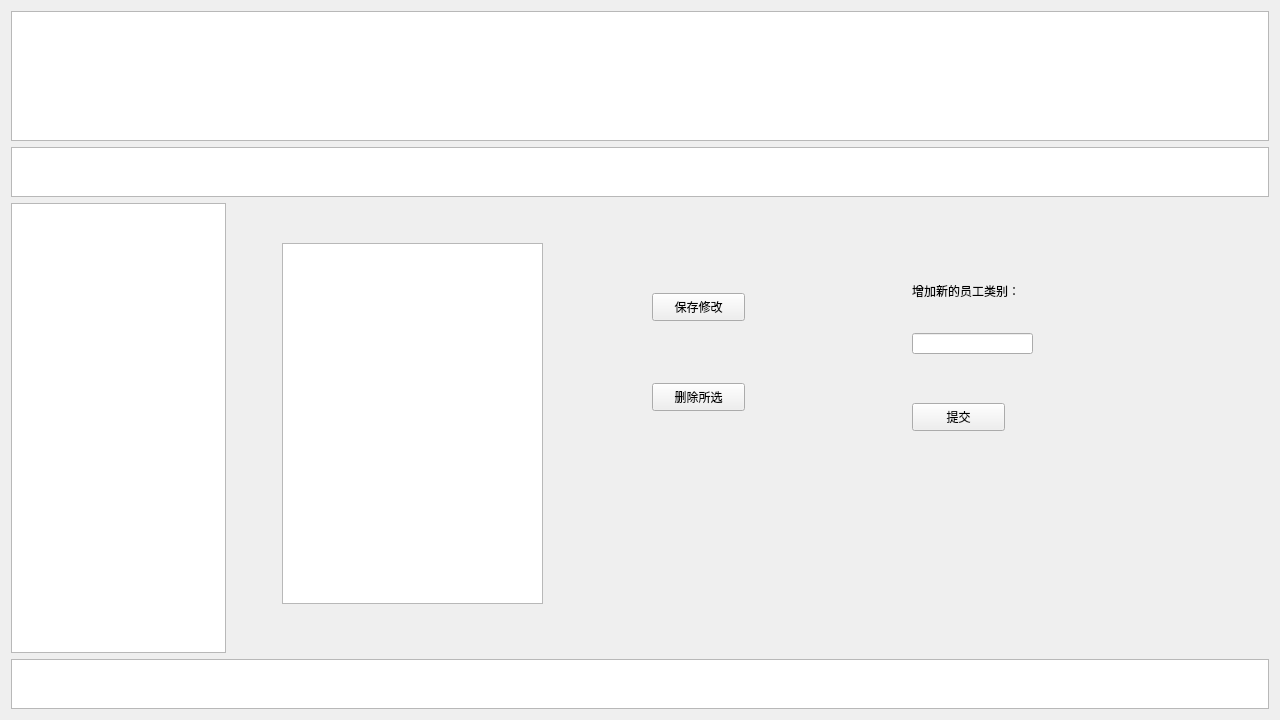
First picture: the form in MarketMan/MainView.ui, repository gigigigiggigi/marketman, before the edit.
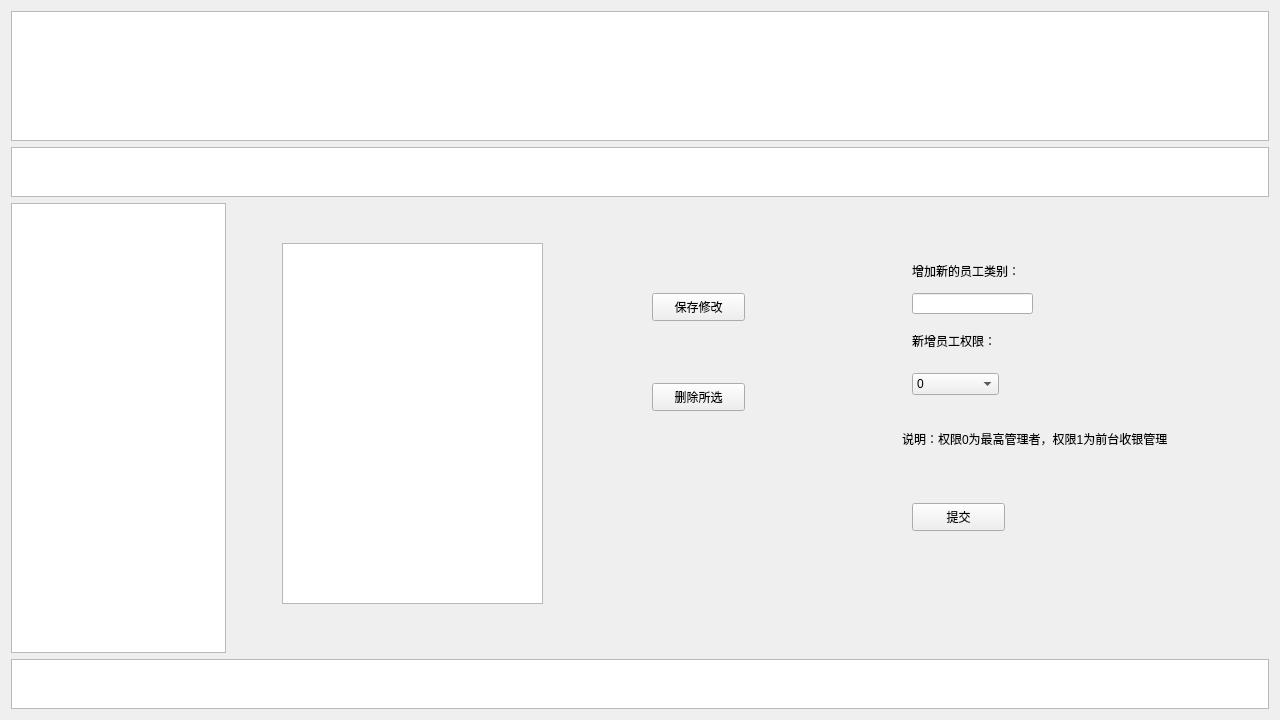
Second picture: the form after the edit. The open tabs and pages were chosen to show the change. Custom widgets are drawn as their Qt base class.

```diff
--- a/MarketMan/MainView.ui
+++ b/MarketMan/MainView.ui
@@ -1602,7 +1602,7 @@
        <property name="geometry">
         <rect>
          <x>680</x>
-         <y>80</y>
+         <y>60</y>
          <width>141</width>
          <height>16</height>
         </rect>
@@ -1615,7 +1615,7 @@
        <property name="geometry">
         <rect>
          <x>680</x>
-         <y>130</y>
+         <y>90</y>
          <width>121</width>
          <height>21</height>
         </rect>
@@ -1625,7 +1625,7 @@
        <property name="geometry">
         <rect>
          <x>680</x>
-         <y>200</y>
+         <y>300</y>
          <width>93</width>
          <height>28</height>
         </rect>
@@ -1634,6 +1634,52 @@
         <string>提交</string>
        </property>
       </widget>
+      <widget class="QLabel" name="label_39">
+       <property name="geometry">
+        <rect>
+         <x>680</x>
+         <y>130</y>
+         <width>111</width>
+         <height>16</height>
+        </rect>
+       </property>
+       <property name="text">
+        <string>新增员工权限：</string>
+       </property>
+      </widget>
+      <widget class="QComboBox" name="cbox_workertype_power">
+       <property name="geometry">
+        <rect>
+         <x>680</x>
+         <y>170</y>
+         <width>87</width>
+         <height>22</height>
+        </rect>
+       </property>
+       <item>
+        <property name="text">
+         <string>0</string>
+        </property>
+       </item>
+       <item>
+        <property name="text">
+         <string>1</string>
+        </property>
+       </item>
+      </widget>
+      <widget class="QLabel" name="label_40">
+       <property name="geometry">
+        <rect>
+         <x>670</x>
+         <y>220</y>
+         <width>371</width>
+         <height>31</height>
+        </rect>
+       </property>
+       <property name="text">
+        <string>说明：权限0为最高管理者，权限1为前台收银管理</string>
+       </property>
+      </widget>
      </widget>
     </widget>
    </item>
```
Left out of the diff: 2 changed lines with no effect on the pictures.
